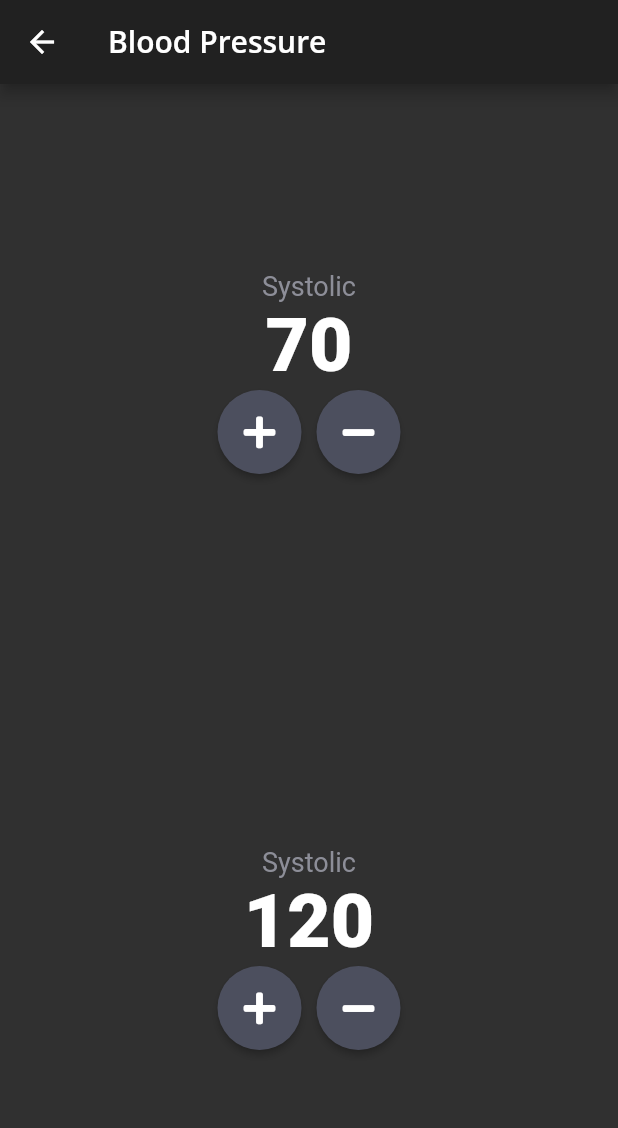
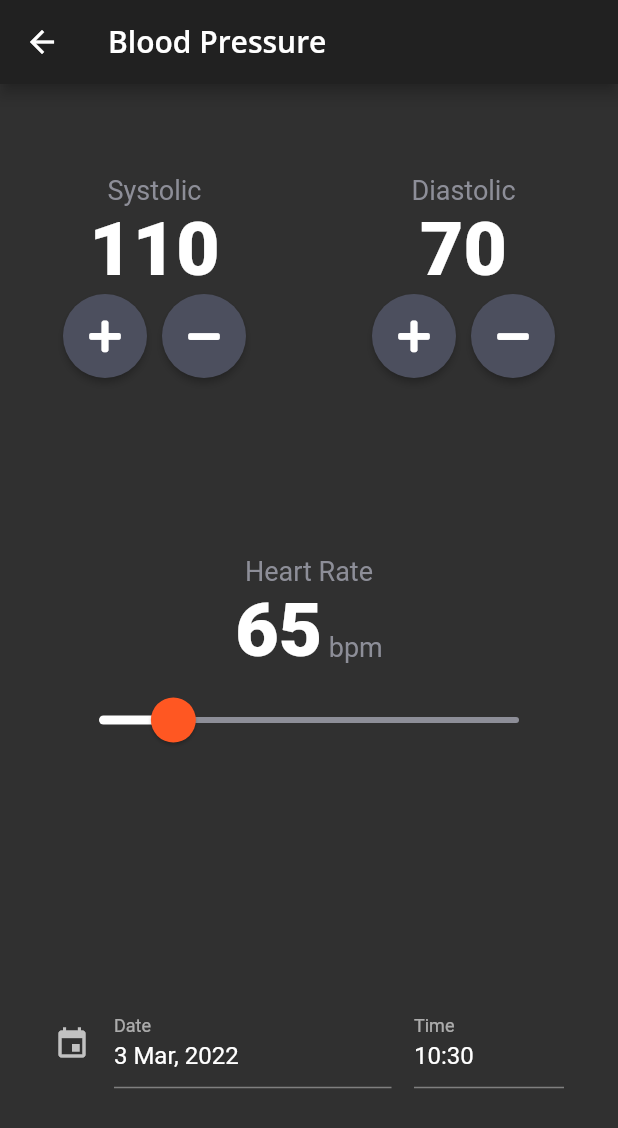
Before and after one commit to amodmulay/klinkdiary, a Flutter app: the BloodPressureInputPage screen opened by its route, on a phone screen of 412 x 824 dp. Shown: the top 1128 px of the screen. Run offline on Flutter 3.47's test engine with Material 2 defaults, Android fonts, the phone set to English and light mode, and no system bars; drawn by our look-alikes of date_time_picker; our stand-ins replace fl_chart, font_awesome_flutter, google_fonts; generated files the repository leaves out were written again.

Commit message:
Changed UI layout. Added BP data class

```diff
--- /dev/null
+++ b/lib/data/bp_record.dart
@@ -0,0 +1,29 @@
+import '../data/record.dart';
+import 'package:json_annotation/json_annotation.dart';
+
+part 'bp_record.g.dart';
+
+// generate code by executing "flutter pub run build_runner build"
+@JsonSerializable()
+class BPRecord extends Record {
+  int systolic;
+  int diastolic;
+  int heartRate;
+
+  BPRecord(
+      {required DateTime dateTime,
+      required this.systolic,
+      required this.diastolic,
+      required this.heartRate})
+      : super(dateTime: dateTime);
+
+  static BPRecord getNormalBPValues() {
+    return BPRecord(
+        dateTime: DateTime.now(), systolic: 110, diastolic: 70, heartRate: 65);
+  }
+
+  factory BPRecord.fromJson(Map<String, dynamic> json) =>
+      _$BPRecordFromJson(json);
+
+  Map<String, dynamic> toJson() => _$BPRecordToJson(this);
+}
--- a/lib/i18n/i18n.dart
+++ b/lib/i18n/i18n.dart
@@ -17,6 +17,7 @@ enum PhraseKey {
   settings,
   systolic,
   diastolic,
+  heartRate
 }
 
 const String languageCodeEN = "en";
@@ -50,6 +51,7 @@ class AppLocalization {
       PhraseKey.settings: "Settings",
       PhraseKey.systolic: "Systolic",
       PhraseKey.diastolic: "Diastolic",
+      PhraseKey.heartRate: "Heart Rate",
     },
     languageCodeDE: {
       PhraseKey.addNewRecord: "Neuer Eintrag",
@@ -66,6 +68,7 @@ class AppLocalization {
       PhraseKey.settings: "Einstellungen",
       PhraseKey.systolic: "Systolic",
       PhraseKey.diastolic: "Diastolic",
+      PhraseKey.heartRate: "Heart Rate",
     }
   };
 }
--- a/lib/pages/blood_pressure_input_page.dart
+++ b/lib/pages/blood_pressure_input_page.dart
@@ -1,22 +1,33 @@
+import 'package:date_time_picker/date_time_picker.dart';
 import 'package:flutter/material.dart';
 import 'package:font_awesome_flutter/font_awesome_flutter.dart';
-/*import 'package:font_awesome_flutter/font_awesome_flutter.dart';
-import 'package:velocity_x/velocity_x.dart';
-import '../components/page_bottom_button.dart';
-import '../components/reusable_card.dart';
-import '../components/round_icon_button.dart';
-import '../data/bp_store.dart';
-import '../data/bp_store.dart'; */
-import '../widgets/reusable_card.dart';
+import 'package:klinikdiary/widgets/horizontal_slider.dart';
 import '../widgets/round_icon_button.dart';
 import '../i18n/i18n.dart';
 import '../theme/constants.dart';
+import '../data/bp_record.dart';
 
 class BloodPressureInputPage extends StatelessWidget {
   const BloodPressureInputPage({Key? key}) : super(key: key);
 
   @override
   Widget build(BuildContext context) {
+    final BPRecord _bpRecord = BPRecord.getNormalBPValues();
+    final HorizontalSlider _horizontalSlider =
+        HorizontalSlider(maxValue: 180, minValue: 35, currentSliderValue: 60);
+
+    final _dateTimePicker = DateTimePicker(
+      type: DateTimePickerType.dateTimeSeparate,
+      dateMask: 'd MMM, yyyy',
+      initialValue: _bpRecord.dateTime.toString(),
+      firstDate: DateTime(2000),
+      lastDate: DateTime(2100),
+      icon: const Icon(Icons.event),
+      dateLabelText: context.localize(PhraseKey.date),
+      timeLabelText: context.localize(PhraseKey.time),
+      onChanged: (val) => _bpRecord.dateTime = DateTime.parse(val),
+    );
+
     return Scaffold(
       appBar: AppBar(
         title: Text(context.localize(PhraseKey.bloodPressure)),
@@ -24,6 +35,10 @@ class BloodPressureInputPage extends StatelessWidget {
       body: Column(
         mainAxisAlignment: MainAxisAlignment.center,
         crossAxisAlignment: CrossAxisAlignment.stretch,
+        children: [
+          //BP area
+          Expanded(
+            child: Row(
               children: [
                 Expanded(
                   child: Row(
@@ -37,7 +52,7 @@ class BloodPressureInputPage extends StatelessWidget {
                               style: kLabelTextStyle,
                             ),
                             Text(
-                        "70",
+                              _bpRecord.systolic.toString(),
                               style: kLargeNumberLabelTextStyle,
                             ),
                             Row(
@@ -68,11 +83,11 @@ class BloodPressureInputPage extends StatelessWidget {
                           mainAxisAlignment: MainAxisAlignment.center,
                           children: [
                             Text(
-                        context.localize(PhraseKey.systolic),
+                              context.localize(PhraseKey.diastolic),
                               style: kLabelTextStyle,
                             ),
                             Text(
-                        "120",
+                              _bpRecord.diastolic.toString(),
                               style: kLargeNumberLabelTextStyle,
                             ),
                             Row(
@@ -94,183 +109,64 @@ class BloodPressureInputPage extends StatelessWidget {
                       ),
                     ],
                   ),
-          )
+                ),
               ],
             ),
-    );
-  }
-}
-
-//BPStore store = VxState.store as BPStore;
-
-/*return Scaffold(
-        appBar: AppBar(
-          title: const Text('BLOOD PRESSURE'),
           ),
-        body: Column(
-          mainAxisAlignment: MainAxisAlignment.center,
-          crossAxisAlignment: CrossAxisAlignment.stretch,
-          children: [
+          // Heart Rate Area
           Expanded(
             child: Row(
               children: [
                 Expanded(
-                    child: VxBuilder(
-                      mutations: const {ChangeHeartRate},
-                      builder: (context,_,__) => ReusableCard(
-                        color: kActiveCardColor,
+                  child: Padding(
+                    padding: const EdgeInsets.all(36.0),
                     child: Column(
                       mainAxisAlignment: MainAxisAlignment.center,
                       children: [
-                            const Text(
-                              "HEART RATE",
+                        Text(
+                          context.localize(PhraseKey.heartRate),
                           style: kLabelTextStyle,
                         ),
-                           /* Row(
+                        Row(
                           mainAxisAlignment: MainAxisAlignment.center,
                           crossAxisAlignment: CrossAxisAlignment.baseline,
                           textBaseline: TextBaseline.alphabetic,
                           children: [
                             Text(
-                                  store.heartRate.toString(),
+                              _bpRecord.heartRate.toString(),
                               style: kLargeNumberLabelTextStyle,
                             ),
                             const Text(
-                                  "cm",
+                              " bpm",
                               style: kLabelTextStyle,
                             ),
                           ],
-                            ), */
-                            SliderTheme(
-                              data: SliderTheme.of(context).copyWith(
-                                thumbShape: const RoundSliderThumbShape(
-                                  enabledThumbRadius: 15.0,
                         ),
-                                overlayShape: const RoundSliderOverlayShape(
-                                  overlayRadius: 30.0,
-                                ),
-                                thumbColor: Colors.deepOrange,
-                                overlayColor: Colors.deepOrange.shade900,
-                                activeTrackColor: Colors.white,
-                                inactiveTrackColor: const Color(0xFF8D8E98),
-                              ),
-                              child: Slider(
-                                value: 11,
-                                //value: store.heartRate.toDouble(),
-                                min: kSliderMin,
-                                max: kSliderMax,
-                                divisions: (kSliderMax - kSliderMin).toInt(),
-                                onChanged: (double newValue) =>
-                                    ChangeHeartRate(newValue.toInt()),
-                              ),
-                            ),
+                        _horizontalSlider,
                       ],
-                        ),
                     ),
                   ),
                 ),
               ],
             ),
           ),
-            /* Expanded(
+          //Date Time area
+          Expanded(
               child: Row(
             children: [
               Expanded(
-                    child: VxBuilder(
-                      mutations: const {ChangeSystolic},
-                      builder: (context,_,__) => ReusableCard(
-                        color: kActiveCardColor,
+                child: Padding(
+                  padding: const EdgeInsets.all(36.0),
                   child: Column(
                     mainAxisAlignment: MainAxisAlignment.center,
-                          children: [
-                            const Text(
-                              "Systolic",
-                              style: kLabelTextStyle,
-                            ),
-                            Text(
-                              store.systolic.toString(),
-                              style: kLargeNumberLabelTextStyle,
-                            ),
-                            Row(
-                              mainAxisAlignment: MainAxisAlignment.center,
-                              children: [
-                                RoundIconButton(
-                                  icon: FontAwesomeIcons.plus,
-                                  onPressed: () =>
-                                      ChangeSystolic(store.systolic + 1),
-                                ),
-                                const SizedBox(width: 10),
-                                RoundIconButton(
-                                  icon: FontAwesomeIcons.minus,
-                                  onPressed: () =>
-                                      ChangeSystolic(store.systolic - 1),
-                                ),
-                              ],
-                            ),
-                          ],
-                        ),
-                      ),
-                    ),
-                  ),
-                  Expanded(
-                    child: VxBuilder(
-                      mutations: const {ChangeDiastolic},
-                      builder: (context,_,__) => ReusableCard(
-                        color: kActiveCardColor,
-                        child: Column(
-                          mainAxisAlignment: MainAxisAlignment.center,
-                          children: [
-                            const Text(
-                              "Diastolic",
-                              style: kLabelTextStyle,
-                            ),
-                            Text(
-                              store.diastolic.toString(),
-                              style: kLargeNumberLabelTextStyle,
-                            ),
-                            Row(
-                              mainAxisAlignment: MainAxisAlignment.center,
-                              children: [
-                                RoundIconButton(
-                                  icon: FontAwesomeIcons.plus,
-                                  onPressed: () => ChangeDiastolic(store.diastolic + 1),
-                                ),
-                                const SizedBox(
-                                  width: 10,
-                                ),
-                                RoundIconButton(
-                                  icon: FontAwesomeIcons.minus,
-                                  onPressed: () => ChangeDiastolic(store.diastolic - 1),
-                                ),
-                              ],
-                            ),
-                          ],
-                        ),
+                    children: [_dateTimePicker],
                   ),
                 ),
               )
             ],
+          )),
+        ],
       ),
-            ),*/
-            /*PageBottomButton(
-              label: 'ADD RECORD',
-              onPress: () {
-                /*final calc = Calculator(height: store.height, weight: store.weight);
-                final bmi = calc.calculate();
-                final result = calc.getResult();
-                final interpretation = calc.getInterpretation(); */
-
-               /* Navigator.push(
-                    context,
-                    MaterialPageRoute(
-                        builder: (context) => ResultsPage(
-                          bmi: bmi,
-                          result: result,
-                          interpretation: interpretation,
-                        )));*/
-              },
-            ),*/
-          ],
-        )); */
-// }
-//}
+    );
+  }
+}
--- /dev/null
+++ b/lib/widgets/horizontal_slider.dart
@@ -0,0 +1,59 @@
+import 'package:flutter/material.dart';
+
+class HorizontalSlider extends StatefulWidget {
+  final double minValue;
+  final double maxValue;
+
+  late final _HorizontalSliderState state;
+
+  HorizontalSlider(
+      {Key? key,
+      required this.maxValue,
+      required this.minValue,
+      required double currentSliderValue})
+      : super(key: key)
+  {
+    state =  _HorizontalSliderState(currentSliderValue: currentSliderValue);
+  }
+
+  double get currentSliderValue {
+    return state.currentSliderValue;
+  }
+
+  @override
+  State<StatefulWidget> createState() => state;
+
+}
+
+class _HorizontalSliderState extends State<HorizontalSlider> {
+  double currentSliderValue;
+
+  _HorizontalSliderState({required this.currentSliderValue});
+
+  @override
+  Widget build(BuildContext context) => SliderTheme(
+        data: SliderTheme.of(context).copyWith(
+          thumbShape: const RoundSliderThumbShape(
+            enabledThumbRadius: 15.0,
+          ),
+          overlayShape: const RoundSliderOverlayShape(
+            overlayRadius: 30.0,
+          ),
+          thumbColor: Colors.deepOrange,
+          overlayColor: Colors.deepOrange.shade900,
+          activeTrackColor: Colors.white,
+          inactiveTrackColor: const Color(0xFF8D8E98),
+        ),
+        child: Slider(
+          value: currentSliderValue,
+          min: widget.minValue,
+          max: widget.maxValue,
+          divisions: (widget.maxValue - widget.minValue).toInt(),
+          onChanged: (double newValue) {
+            setState(() {
+              currentSliderValue = newValue;
+            });
+          },
+        ),
+      );
+}
```
Lines whose indentation alone changed are shown as unchanged.
